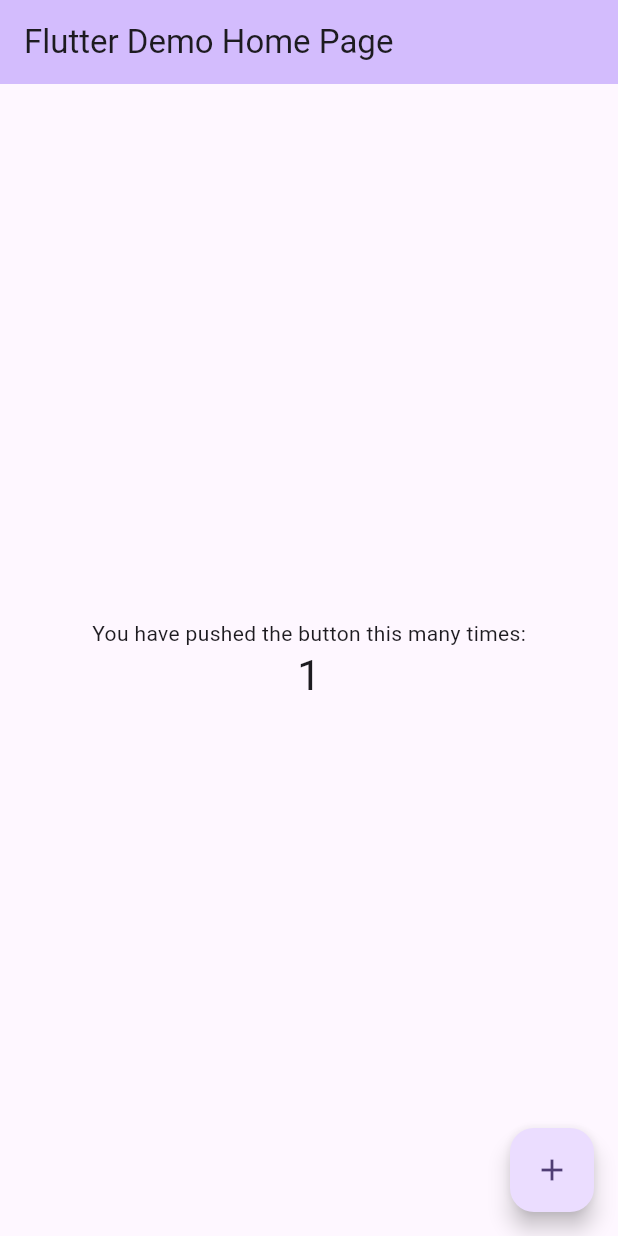
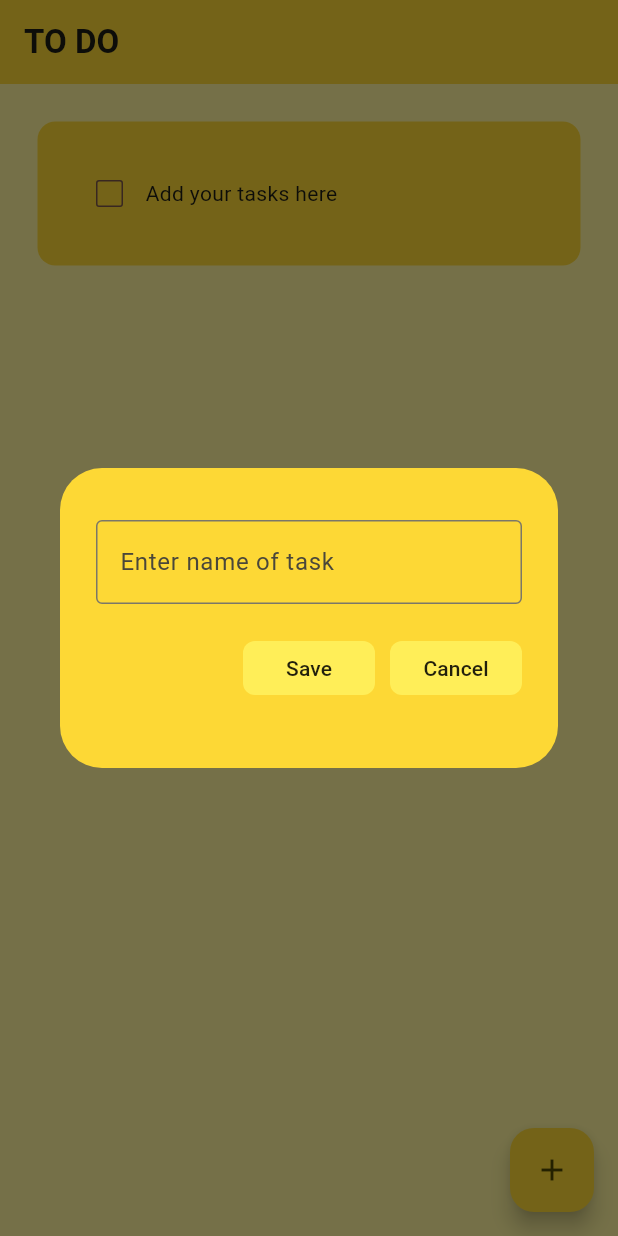
Before and after one commit to Takami-Marsh/todo, a Flutter app: the screen it shows after launch, after a tap on the "add" icon, on a phone screen of 412 x 824 dp. Run offline on Flutter 3.47's test engine with Material 3 defaults, Android fonts, the phone set to English and light mode, and no system bars; drawn by our look-alikes of flutter_slidable; our stand-ins replace hive, hive_flutter; accounts and stored records are empty.

```diff
--- /dev/null
+++ b/todo/lib/data/database.dart
@@ -0,0 +1,19 @@
+import 'package:hive/hive.dart';
+
+class ToDoDatabase {
+  List toDoList = [];
+  final _myBox = Hive.box('mybox');
+  void createInitialData() {
+    toDoList = [
+      ['Add your tasks here', false],
+    ];
+  }
+
+  void loadData() {
+    toDoList = _myBox.get('TODOLIST');
+  }
+
+  void updateDataBase() {
+    _myBox.put('TODOLIST', toDoList);
+  }
+}
--- a/todo/lib/main.dart
+++ b/todo/lib/main.dart
@@ -1,125 +1,22 @@
 import 'package:flutter/material.dart';
+import 'package:hive_flutter/hive_flutter.dart';
+import 'package:todo/pages/home_page.dart';
 
-void main() {
+void main() async {
+  await Hive.initFlutter();
+  var box = await Hive.openBox('mybox');
   runApp(const MyApp());
 }
 
 class MyApp extends StatelessWidget {
   const MyApp({super.key});
 
-  // This widget is the root of your application.
   @override
   Widget build(BuildContext context) {
     return MaterialApp(
-      title: 'Basic Todo',
-      theme: ThemeData(
-        // This is the theme of your application.
-        //
-        // TRY THIS: Try running your application with "flutter run". You'll see
-        // the application has a purple toolbar. Then, without quitting the app,
-        // try changing the seedColor in the colorScheme below to Colors.green
-        // and then invoke "hot reload" (save your changes or press the "hot
-        // reload" button in a Flutter-supported IDE, or press "r" if you used
-        // the command line to start the app).
-        //
-        // Notice that the counter didn't reset back to zero; the application
-        // state is not lost during the reload. To reset the state, use hot
-        // restart instead.
-        //
-        // This works for code too, not just values: Most code changes can be
-        // tested with just a hot reload.
-        colorScheme: ColorScheme.fromSeed(seedColor: Colors.deepPurple),
-        useMaterial3: true,
-      ),
-      home: const MyHomePage(title: 'Flutter Demo Home Page'),
+      debugShowCheckedModeBanner: false,
+      home: HomePage(),
+      theme: ThemeData(colorSchemeSeed: Colors.yellow),
     );
   }
 }
-
-class MyHomePage extends StatefulWidget {
-  const MyHomePage({super.key, required this.title});
-
-  // This widget is the home page of your application. It is stateful, meaning
-  // that it has a State object (defined below) that contains fields that affect
-  // how it looks.
-
-  // This class is the configuration for the state. It holds the values (in this
-  // case the title) provided by the parent (in this case the App widget) and
-  // used by the build method of the State. Fields in a Widget subclass are
-  // always marked "final".
-
-  final String title;
-
-  @override
-  State<MyHomePage> createState() => _MyHomePageState();
-}
-
-class _MyHomePageState extends State<MyHomePage> {
-  int _counter = 0;
-
-  void _incrementCounter() {
-    setState(() {
-      // This call to setState tells the Flutter framework that something has
-      // changed in this State, which causes it to rerun the build method below
-      // so that the display can reflect the updated values. If we changed
-      // _counter without calling setState(), then the build method would not be
-      // called again, and so nothing would appear to happen.
-      _counter++;
-    });
-  }
-
-  @override
-  Widget build(BuildContext context) {
-    // This method is rerun every time setState is called, for instance as done
-    // by the _incrementCounter method above.
-    //
-    // The Flutter framework has been optimized to make rerunning build methods
-    // fast, so that you can just rebuild anything that needs updating rather
-    // than having to individually change instances of widgets.
-    return Scaffold(
-      appBar: AppBar(
-        // TRY THIS: Try changing the color here to a specific color (to
-        // Colors.amber, perhaps?) and trigger a hot reload to see the AppBar
-        // change color while the other colors stay the same.
-        backgroundColor: Theme.of(context).colorScheme.inversePrimary,
-        // Here we take the value from the MyHomePage object that was created by
-        // the App.build method, and use it to set our appbar title.
-        title: Text(widget.title),
-      ),
-      body: Center(
-        // Center is a layout widget. It takes a single child and positions it
-        // in the middle of the parent.
-        child: Column(
-          // Column is also a layout widget. It takes a list of children and
-          // arranges them vertically. By default, it sizes itself to fit its
-          // children horizontally, and tries to be as tall as its parent.
-          //
-          // Column has various properties to control how it sizes itself and
-          // how it positions its children. Here we use mainAxisAlignment to
-          // center the children vertically; the main axis here is the vertical
-          // axis because Columns are vertical (the cross axis would be
-          // horizontal).
-          //
-          // TRY THIS: Invoke "debug painting" (choose the "Toggle Debug Paint"
-          // action in the IDE, or press "p" in the console), to see the
-          // wireframe for each widget.
-          mainAxisAlignment: MainAxisAlignment.center,
-          children: <Widget>[
-            const Text(
-              'You have pushed the button this many times:',
-            ),
-            Text(
-              '$_counter',
-              style: Theme.of(context).textTheme.headlineMedium,
-            ),
-          ],
-        ),
-      ),
-      floatingActionButton: FloatingActionButton(
-        onPressed: _incrementCounter,
-        tooltip: 'Increment',
-        child: const Icon(Icons.add),
-      ), // This trailing comma makes auto-formatting nicer for build methods.
-    );
-  }
-}
--- /dev/null
+++ b/todo/lib/pages/home_page.dart
@@ -0,0 +1,99 @@
+import 'package:flutter/material.dart';
+import 'package:hive/hive.dart';
+import 'package:todo/data/database.dart';
+import 'package:todo/util/dialog_box.dart';
+import 'package:todo/util/todo_tile.dart';
+
+class HomePage extends StatefulWidget {
+  HomePage({Key? key}) : super(key: key);
+
+  @override
+  _HomePageState createState() => _HomePageState();
+}
+
+class _HomePageState extends State<HomePage> {
+  final _myBox = Hive.box('mybox');
+
+  final _controller = TextEditingController();
+
+  ToDoDatabase db = ToDoDatabase();
+
+  @override
+  void initState() {
+    if (_myBox.get('TODOLIST') == null) {
+      db.createInitialData();
+    } else {
+      db.loadData();
+    }
+    super.initState();
+  }
+
+  void checkBoxChanged(bool? value, int index) {
+    setState(() {
+      db.toDoList[index][1] = !db.toDoList[index][1];
+    });
+    db.updateDataBase();
+  }
+
+  void saveNewTask() {
+    setState(() {
+      db.toDoList.add([_controller.text, false]);
+      _controller.clear();
+    });
+    Navigator.of(context).pop();
+    db.updateDataBase();
+  }
+
+  void cancelNewTask() {
+    setState(() {
+      _controller.clear();
+    });
+    Navigator.of(context).pop();
+  }
+
+  void createNewTask() {
+    showDialog(
+        context: context,
+        builder: (context) {
+          return DialogBox(
+            controller: _controller,
+            onSave: saveNewTask,
+            onCancel: cancelNewTask,
+          );
+        });
+  }
+
+  void deleteTask(int index) {
+    setState(() {
+      db.toDoList.removeAt(index);
+    });
+    db.updateDataBase();
+  }
+
+  @override
+  Widget build(BuildContext context) {
+    return Scaffold(
+      backgroundColor: Colors.yellow[200],
+      appBar: AppBar(
+        backgroundColor: Colors.yellow[600],
+        title: Text('TO DO', style: TextStyle(fontWeight: FontWeight.bold)),
+      ),
+      floatingActionButton: FloatingActionButton(
+        onPressed: createNewTask,
+        child: Icon(Icons.add),
+        backgroundColor: Colors.yellow[600],
+      ),
+      body: ListView.builder(
+        itemCount: db.toDoList.length,
+        itemBuilder: (context, index) {
+          return ToDoTile(
+            taskName: db.toDoList[index][0],
+            taskCompleted: db.toDoList[index][1],
+            onChanged: (value) => checkBoxChanged(value, index),
+            deleteFunction: (context) => deleteTask(index),
+          );
+        },
+      ),
+    );
+  }
+}
--- /dev/null
+++ b/todo/lib/util/dialog_box.dart
@@ -0,0 +1,46 @@
+import 'package:flutter/material.dart';
+import 'package:todo/util/my_button.dart';
+
+class DialogBox extends StatelessWidget {
+  final controller;
+  VoidCallback onSave;
+  VoidCallback onCancel;
+
+  DialogBox({
+    super.key,
+    required this.controller,
+    required this.onSave,
+    required this.onCancel,
+  });
+
+  @override
+  Widget build(BuildContext context) {
+    return AlertDialog(
+      backgroundColor: Colors.yellow[600],
+      content: Container(
+        height: 160,
+        width: 300,
+        child: Column(
+          mainAxisAlignment: MainAxisAlignment.spaceEvenly,
+          children: [
+            TextField(
+              controller: controller,
+              decoration: InputDecoration(
+                border: OutlineInputBorder(),
+                hintText: 'Enter name of task',
+              ),
+            ),
+            Row(
+              mainAxisAlignment: MainAxisAlignment.end,
+              children: [
+                MyButton(text: 'Save', onPressed: onSave),
+                const SizedBox(width: 10),
+                MyButton(text: 'Cancel', onPressed: onCancel),
+              ],
+            )
+          ],
+        ),
+      ),
+    );
+  }
+}
--- /dev/null
+++ b/todo/lib/util/my_button.dart
@@ -0,0 +1,22 @@
+import 'package:flutter/material.dart';
+
+class MyButton extends StatelessWidget {
+  final String text;
+  VoidCallback onPressed;
+
+  MyButton({super.key, required this.text, required this.onPressed});
+
+  @override
+  Widget build(BuildContext context) {
+    return MaterialButton(
+      onPressed: onPressed,
+      child: Text(text),
+      color: Colors.yellow[400],
+      elevation: 0,
+      padding: const EdgeInsets.all(8),
+      shape: RoundedRectangleBorder(
+        borderRadius: BorderRadius.circular(8),
+      ),
+    );
+  }
+}
--- /dev/null
+++ b/todo/lib/util/todo_tile.dart
@@ -0,0 +1,62 @@
+import 'package:flutter/material.dart';
+import 'package:flutter_slidable/flutter_slidable.dart';
+
+class ToDoTile extends StatelessWidget {
+  final String taskName;
+  final bool taskCompleted;
+  Function(bool?)? onChanged;
+  Function(BuildContext)? deleteFunction;
+
+  ToDoTile({
+    super.key,
+    required this.taskName,
+    required this.taskCompleted,
+    this.onChanged,
+    this.deleteFunction,
+  });
+
+  @override
+  Widget build(BuildContext context) {
+    return Padding(
+      padding: EdgeInsets.only(top: 25, left: 25, right: 25),
+      child: Slidable(
+        endActionPane: ActionPane(motion: StretchMotion(), children: [
+          SlidableAction(
+            onPressed: deleteFunction,
+            icon: Icons.delete,
+            backgroundColor: Colors.red.shade300,
+            borderRadius: BorderRadius.circular(12),
+          )
+        ]),
+        child: Container(
+          decoration: BoxDecoration(
+            color: Colors.yellow[600],
+            borderRadius: BorderRadius.circular(12),
+          ),
+          padding: EdgeInsets.all(24),
+          child: Row(
+            children: [
+              Checkbox(
+                value: taskCompleted,
+                onChanged: onChanged,
+                activeColor: Colors.yellow[800],
+                checkColor: Colors.black,
+                side: BorderSide(color: Colors.brown),
+              ),
+              Expanded(
+                child: Text(
+                  taskName,
+                  style: TextStyle(
+                    decoration: taskCompleted
+                        ? TextDecoration.lineThrough
+                        : TextDecoration.none,
+                  ),
+                ),
+              ),
+            ],
+          ),
+        ),
+      ),
+    );
+  }
+}
--- a/todo/pubspec.yaml
+++ b/todo/pubspec.yaml
@@ -30,15 +30,20 @@ environment:
 dependencies:
   flutter:
     sdk: flutter
+  hive: ^2.2.3
+  hive_flutter: ^1.1.0
 
 
   # The following adds the Cupertino Icons font to your application.
   # Use with the CupertinoIcons class for iOS style icons.
   cupertino_icons: ^1.0.2
 
+  flutter_slidable: ^1.2.0
+
 dev_dependencies:
   flutter_test:
     sdk: flutter
+  hive_generator: ^1.1.3
 
   # The "flutter_lints" package below contains a set of recommended lints to
   # encourage good coding practices. The lint set provided by the package is
```
Also changed, not shown: todo/pubspec.lock, 11 other files.
